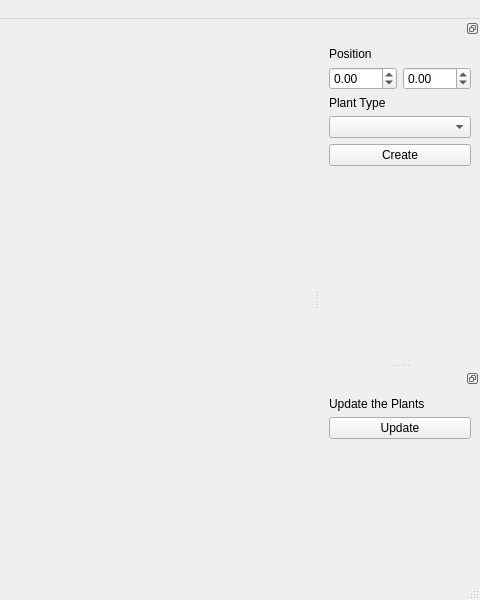
neeravnagda/PlantSim, file ui/MainWindow.ui: the form before one commit; both pictures show x 481 to 961 and y 0 to 600 of the 961 by 600 pixel window.
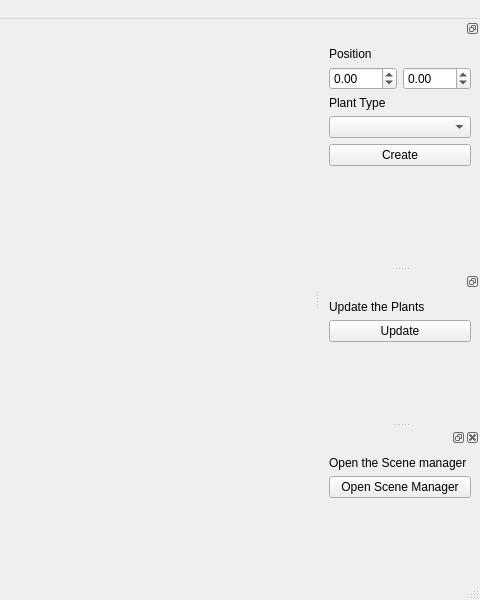
The form after the commit.

Diff of the .ui file:
```diff
--- a/ui/MainWindow.ui
+++ b/ui/MainWindow.ui
@@ -118,7 +118,7 @@
       </widget>
      </item>
      <item row="5" column="1" colspan="2">
-      <spacer name="verticalSpacer_2">
+      <spacer name="verticalSpacer">
        <property name="orientation">
         <enum>Qt::Vertical</enum>
        </property>
@@ -160,7 +160,43 @@
       </widget>
      </item>
      <item row="2" column="0">
-      <spacer name="verticalSpacer">
+      <spacer name="verticalSpacer_2">
+       <property name="orientation">
+        <enum>Qt::Vertical</enum>
+       </property>
+       <property name="sizeHint" stdset="0">
+        <size>
+         <width>20</width>
+         <height>40</height>
+        </size>
+       </property>
+      </spacer>
+     </item>
+    </layout>
+   </widget>
+  </widget>
+  <widget class="QDockWidget" name="s_sceneManagerDockWidget">
+   <attribute name="dockWidgetArea">
+    <number>2</number>
+   </attribute>
+   <widget class="QWidget" name="s_sceneManagerDockWidgetContents">
+    <layout class="QVBoxLayout" name="verticalLayout">
+     <item>
+      <widget class="QLabel" name="s_sceneManagerLabel">
+       <property name="text">
+        <string>Open the Scene manager</string>
+       </property>
+      </widget>
+     </item>
+     <item>
+      <widget class="QPushButton" name="m_sceneManagerButton">
+       <property name="text">
+        <string>Open Scene Manager</string>
+       </property>
+      </widget>
+     </item>
+     <item>
+      <spacer name="verticalSpacer_3">
        <property name="orientation">
         <enum>Qt::Vertical</enum>
        </property>
```
Left out of the diff: 54 changed lines with no effect on the pictures.
